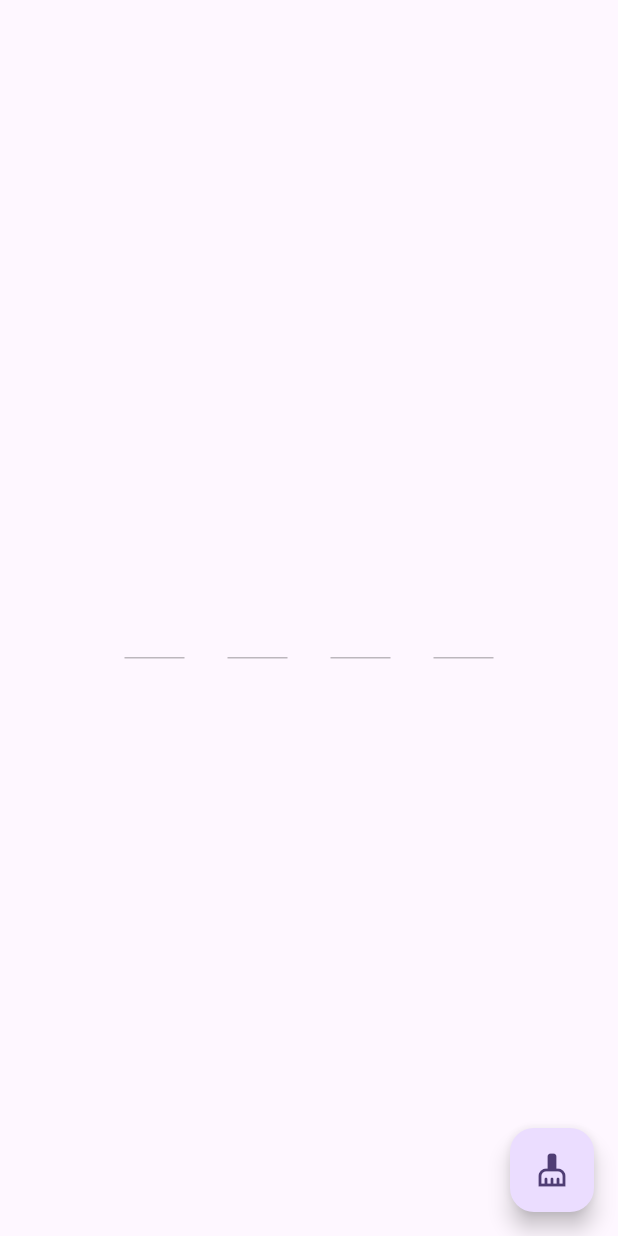
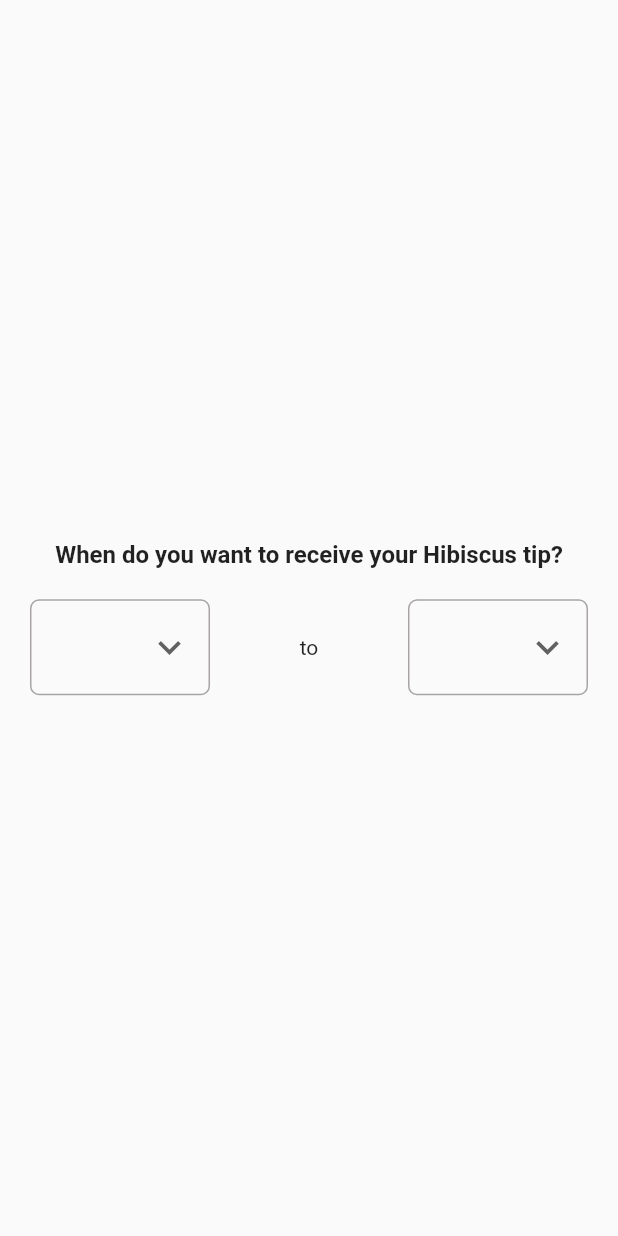
Before and after one commit to sujay-lite/ui_learning, a Flutter app: the screen it shows after launch, on a phone screen of 412 x 824 dp. Run offline on Flutter 3.47's test engine with Material 2 defaults, Android fonts, the phone set to English and light mode, and no system bars; drawn by our look-alikes of otp_text_field.

Commit message:
dropdown clock time

```diff
--- a/lib/main.dart
+++ b/lib/main.dart
@@ -1,6 +1,5 @@
 import 'package:flutter/material.dart';
-import 'package:otp_text_field/otp_field.dart';
-import 'package:otp_text_field/style.dart';
+import 'package:ui_learning/view/time-range.dart';
 
 void main() {
   runApp(const MyApp());
@@ -15,61 +14,10 @@
     return MaterialApp(
       title: 'Flutter Demo',
       theme: ThemeData(
-        colorScheme: ColorScheme.fromSeed(seedColor: Colors.deepPurple),
-        useMaterial3: true,
+        colorScheme: ColorScheme.fromSeed(seedColor: Colors.black54),
+        // useMaterial3: true,
       ),
-      home: const MyHomePage(title: 'Flutter Demo Home Page'),
+      home: const TimeRange(),
     );
   }
 }
-
-class MyHomePage extends StatefulWidget {
-  const MyHomePage({super.key, required this.title});
-
-  final String title;
-
-  @override
-  State<MyHomePage> createState() => _MyHomePageState();
-}
-
-class _MyHomePageState extends State<MyHomePage> {
-  OtpFieldController otpController = OtpFieldController();
-
-  @override
-  Widget build(BuildContext context) {
-    var size = MediaQuery.of(context).size;
-    return Scaffold(
-      floatingActionButton: FloatingActionButton(
-        child: Icon(Icons.cleaning_services),
-        onPressed: () {
-          print("Floating button was pressed.");
-          otpController.clear();
-          // otpController.set(['2', '3', '5', '5', '7']);
-          // otpController.setValue('3', 0);
-          // otpController.setFocus(1);
-        },
-      ),
-      body: Center(
-        child: OTPTextField(
-            controller: otpController,
-            length: 4,
-            width: size.width / 1.5,
-            textFieldAlignment: MainAxisAlignment.spaceAround,
-            fieldWidth: 40,
-            fieldStyle: FieldStyle.underline,
-            // outlineBorderRadius: 15,
-            style: const TextStyle(
-              fontSize: 25,
-              fontWeight: FontWeight.w900,
-              color: Colors.black54,
-            ),
-            onChanged: (pin) {
-              print("Changed: " + pin);
-            },
-            onCompleted: (pin) {
-              print("Completed: " + pin);
-            }),
-      ),
-    );
-  }
-}
--- /dev/null
+++ b/lib/view/opt-screen.dart
@@ -0,0 +1,52 @@
+import 'package:flutter/material.dart';
+import 'package:otp_text_field/otp_field.dart';
+import 'package:otp_text_field/style.dart';
+
+class OtpScreen extends StatefulWidget {
+  const OtpScreen({super.key});
+
+  @override
+  State<OtpScreen> createState() => _OtpScreenState();
+}
+
+class _OtpScreenState extends State<OtpScreen> {
+  OtpFieldController otpController = OtpFieldController();
+
+  @override
+  Widget build(BuildContext context) {
+    var size = MediaQuery.of(context).size;
+    return Scaffold(
+      floatingActionButton: FloatingActionButton(
+        child: Icon(Icons.cleaning_services),
+        onPressed: () {
+          print("Floating button was pressed.");
+          otpController.clear();
+          // otpController.set(['2', '3', '5', '5', '7']);
+          // otpController.setValue('3', 0);
+          // otpController.setFocus(1);
+        },
+      ),
+      body: Center(
+        child: OTPTextField(
+            controller: otpController,
+            length: 4,
+            width: size.width / 1.5,
+            textFieldAlignment: MainAxisAlignment.spaceAround,
+            fieldWidth: 40,
+            fieldStyle: FieldStyle.underline,
+            // outlineBorderRadius: 15,
+            style: const TextStyle(
+              fontSize: 25,
+              fontWeight: FontWeight.w900,
+              color: Colors.black54,
+            ),
+            onChanged: (pin) {
+              print("Changed: " + pin);
+            },
+            onCompleted: (pin) {
+              print("Completed: " + pin);
+            }),
+      ),
+    );
+  }
+}
--- /dev/null
+++ b/lib/view/time-range.dart
@@ -0,0 +1,102 @@
+import 'package:flutter/material.dart';
+
+class TimeRange extends StatefulWidget {
+  const TimeRange({super.key});
+
+  @override
+  State<TimeRange> createState() => _TimeRangeState();
+}
+
+class _TimeRangeState extends State<TimeRange> {
+  @override
+  Widget build(BuildContext context) {
+    // var size = MediaQuery.of(context).size;
+
+    return Scaffold(
+      body: Padding(
+        padding: const EdgeInsets.all(20.0),
+        child: Column(
+          mainAxisAlignment: MainAxisAlignment.center,
+          children: [
+            const Text(
+              'When do you want to receive your Hibiscus tip?',
+              style: TextStyle(fontWeight: FontWeight.bold, fontSize: 16),
+            ),
+            const SizedBox(height: 20),
+            Row(
+              mainAxisAlignment: MainAxisAlignment.spaceBetween,
+              children: [
+                timeSelector(),
+                Text('to'),
+                timeSelector(),
+              ],
+            )
+          ],
+        ),
+      ),
+    );
+  }
+}
+
+class timeSelector extends StatelessWidget {
+  const timeSelector({
+    super.key,
+  });
+
+  @override
+  Widget build(BuildContext context) {
+    return SizedBox(
+      width: 120,
+      child: DropdownButtonFormField<String>(
+        icon: Icon(
+          Icons.keyboard_arrow_down,
+          weight: 48,
+          size: 30,
+        ),
+        items: <String>[
+          '4 am',
+          '5 am',
+          '6 am',
+          '7 am',
+          '8 am',
+          '9 am',
+          '10 am',
+          '11 am',
+          '12 pm',
+          '1 pm',
+          '2 pm',
+          '3 pm',
+          '4 pm',
+          '5 pm',
+          '6 pm',
+          '7 pm',
+          '8 pm',
+          '9 pm',
+          '10 pm',
+          '11 pm'
+        ].map((String value) {
+          return DropdownMenuItem<String>(
+            value: value,
+            child: Text(value),
+          );
+        }).toList(),
+        decoration: InputDecoration(
+          contentPadding: const EdgeInsets.all(20),
+          focusedBorder: OutlineInputBorder(
+            borderSide: const BorderSide(color: Colors.grey),
+            borderRadius: BorderRadius.circular(6.0),
+          ),
+          border: const OutlineInputBorder(
+            borderSide: BorderSide(
+              color: Colors.grey,
+            ),
+            borderRadius: BorderRadius.all(
+              Radius.circular(6.0),
+            ),
+          ),
+        ),
+        onChanged: (_) {},
+      ),
+    );
+  }
+}
```
